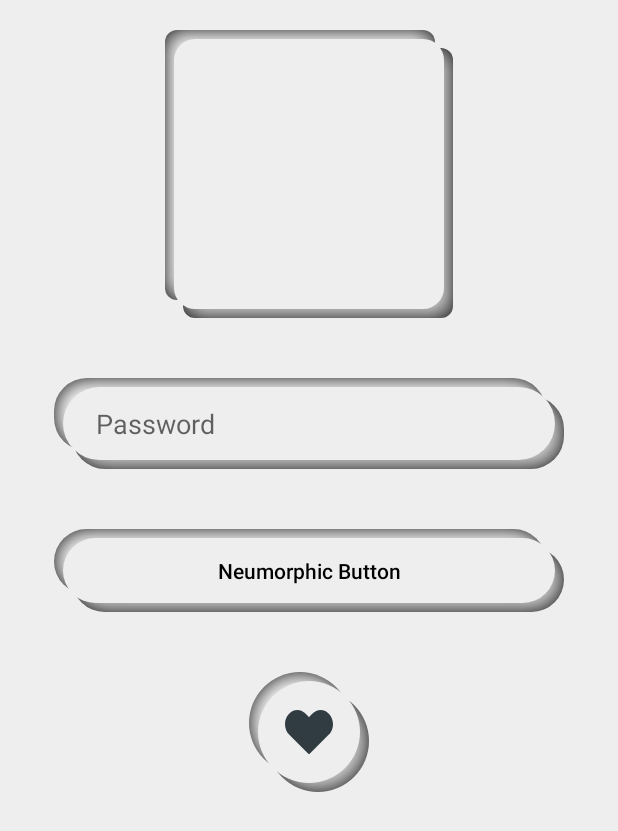
After one commit to SimformSolutionsPvtLtd/SSAndroidNeumorphicKit, an Android app: the layout activity_demo.xml on its own in the app's theme, with its tools: preview values and no code run, on a phone screen of 412 x 824 dp. The commit adds this screen. Shown: the top 831 px of the screen. Run offline under Robolectric (Android 15) with nearby library versions, the phone set to English and light mode, and no system bars.

Commit message:
Update : Demo view

```diff
--- a/demo/build.gradle
+++ b/demo/build.gradle
@@ -37,9 +37,6 @@ dependencies {
     implementation fileTree(dir: "libs", include: ["*.jar"])
     implementation project(':ssneumorphic')
 
-    implementation 'com.github.bumptech.glide:glide:4.11.0'
-    annotationProcessor 'com.github.bumptech.glide:compiler:4.11.0'
-
     implementation "org.jetbrains.kotlin:kotlin-stdlib:$kotlin_version"
     implementation 'androidx.core:core-ktx:1.3.0'
     implementation 'androidx.appcompat:appcompat:1.1.0'
--- a/demo/src/main/AndroidManifest.xml
+++ b/demo/src/main/AndroidManifest.xml
@@ -11,7 +11,7 @@
         android:roundIcon="@mipmap/ic_launcher_round"
         android:supportsRtl="true"
         android:theme="@style/AppTheme">
-        <activity android:name="com.simformsolutions.ssneumorphic.demo.MainActivity">
+        <activity android:name="com.simformsolutions.ssneumorphic.demo.DemoActivity">
             <intent-filter>
                 <action android:name="android.intent.action.MAIN" />
 
--- /dev/null
+++ b/demo/src/main/res/drawable/ic_heart.xml
@@ -0,0 +1,9 @@
+<vector xmlns:android="http://schemas.android.com/apk/res/android"
+    android:width="32dp"
+    android:height="32dp"
+    android:viewportWidth="512"
+    android:viewportHeight="512">
+    <path
+        android:fillColor="#303C42"
+        android:pathData="M378.667,21.333c-56.792,0 -103.698,52.75 -122.667,77.646c-18.969,-24.896 -65.875,-77.646 -122.667,-77.646C59.813,21.333 0,88.927 0,172c0,45.323 17.99,87.563 49.479,116.469c0.458,0.792 1.021,1.521 1.677,2.177l197.313,196.906c2.083,2.073 4.802,3.115 7.531,3.115s5.458,-1.042 7.542,-3.125L467.417,283.74l2.104,-2.042c1.667,-1.573 3.313,-3.167 5.156,-5.208c0.771,-0.76 1.406,-1.615 1.896,-2.542C499.438,245.948 512,209.833 512,172C512,88.927 452.188,21.333 378.667,21.333z" />
+</vector>
--- /dev/null
+++ b/demo/src/main/res/layout/activity_demo.xml
@@ -0,0 +1,59 @@
+<?xml version="1.0" encoding="utf-8"?>
+<androidx.constraintlayout.widget.ConstraintLayout xmlns:android="http://schemas.android.com/apk/res/android"
+    xmlns:app="http://schemas.android.com/apk/res-auto"
+    xmlns:tools="http://schemas.android.com/tools"
+    android:layout_width="match_parent"
+    android:layout_height="match_parent"
+    tools:context=".DemoActivity">
+
+    <com.simformsolutions.ssneumorphic.component.SSNeumorphicCardView
+        android:id="@+id/neumorphicCardView"
+        style="@style/Widget.SSNeumorphic.CardView"
+        android:layout_width="200dp"
+        android:layout_height="200dp"
+        android:layout_marginTop="16dp"
+        android:clickable="true"
+        android:focusable="true"
+        app:layout_constraintEnd_toEndOf="parent"
+        app:layout_constraintStart_toStartOf="parent"
+        app:layout_constraintTop_toTopOf="parent" />
+
+    <com.simformsolutions.ssneumorphic.component.SSNeumorphicEditText
+        android:id="@+id/neumorphicEditText"
+        style="@style/Widget.SSNeumorphic.EditText"
+        android:layout_width="match_parent"
+        android:layout_height="wrap_content"
+        android:layout_margin="32dp"
+        android:hint="Password"
+        app:ss_neumorphic_shapeAppearance="@style/ShapeAppearance.RoundRect"
+        app:layout_constraintEnd_toEndOf="parent"
+        app:layout_constraintStart_toStartOf="parent"
+        app:layout_constraintTop_toBottomOf="@+id/neumorphicCardView" />
+
+    <com.simformsolutions.ssneumorphic.component.SSNeumorphicButton
+        android:id="@+id/neumorphicButton"
+        style="@style/Widget.SSNeumorphic.Button"
+        android:layout_width="match_parent"
+        android:layout_height="wrap_content"
+        android:layout_margin="32dp"
+        android:text="Neumorphic Button"
+        android:textAllCaps="false"
+        app:ss_neumorphic_shapeAppearance="@style/ShapeAppearance.RoundRect"
+        app:layout_constraintEnd_toEndOf="parent"
+        app:layout_constraintStart_toStartOf="parent"
+        app:layout_constraintTop_toBottomOf="@+id/neumorphicEditText" />
+
+    <com.simformsolutions.ssneumorphic.component.SSNeumorphicFloatingActionButton
+        style="@style/Widget.SSNeumorphic.FloatingActionButton"
+        android:layout_width="wrap_content"
+        android:layout_height="wrap_content"
+        android:layout_margin="32dp"
+        android:minWidth="88dp"
+        android:minHeight="88dp"
+        android:scaleType="centerInside"
+        android:src="@drawable/ic_heart"
+        app:layout_constraintEnd_toEndOf="parent"
+        app:layout_constraintStart_toStartOf="parent"
+        app:layout_constraintTop_toBottomOf="@+id/neumorphicButton" />
+
+</androidx.constraintlayout.widget.ConstraintLayout>
--- /dev/null
+++ b/demo/src/main/res/values-notnight-v23/config.xml
@@ -0,0 +1,5 @@
+<?xml version="1.0" encoding="utf-8"?>
+<resources>
+    <bool name="use_light_status">true</bool>
+    <bool name="use_light_nav_bar">false</bool>
+</resources>
--- /dev/null
+++ b/demo/src/main/res/values-notnight-v27/config.xml
@@ -0,0 +1,5 @@
+<?xml version="1.0" encoding="utf-8"?>
+<resources>
+    <bool name="use_light_status">true</bool>
+    <bool name="use_light_nav_bar">true</bool>
+</resources>
--- /dev/null
+++ b/demo/src/main/res/values/config.xml
@@ -0,0 +1,5 @@
+<?xml version="1.0" encoding="utf-8"?>
+<resources>
+    <bool name="use_light_status">false</bool>
+    <bool name="use_light_nav_bar">false</bool>
+</resources>
--- a/demo/src/main/res/values/styles.xml
+++ b/demo/src/main/res/values/styles.xml
@@ -1,29 +1,15 @@
-<resources>
+<resources xmlns:tools="http://schemas.android.com/tools">
     <!-- Base application theme. -->
     <style name="AppTheme" parent="Theme.SSNeumorphic.DayNight.NoActionBar">
         <!-- Customize your theme here. -->
         <item name="colorPrimary">@color/colorPrimary</item>
         <item name="colorPrimaryDark">@color/colorPrimaryDark</item>
         <item name="colorAccent">@color/colorAccent</item>
-    </style>
 
-    <style name="ShapeAppearance.TabFirstButton">
-        <item name="ss_neumorphic_cornerFamily">rounded</item>
-        <item name="ss_neumorphic_cornerRadius">0dp</item>
-        <item name="ss_neumorphic_cornerRadiusTopLeft">6dp</item>
-        <item name="ss_neumorphic_cornerRadiusBottomLeft">6dp</item>
-    </style>
-
-    <style name="ShapeAppearance.TabMiddleButton">
-        <item name="ss_neumorphic_cornerFamily">rounded</item>
-        <item name="ss_neumorphic_cornerRadius">0dp</item>
-    </style>
-
-    <style name="ShapeAppearance.TabEndButton">
-        <item name="ss_neumorphic_cornerFamily">rounded</item>
-        <item name="ss_neumorphic_cornerRadius">0dp</item>
-        <item name="ss_neumorphic_cornerRadiusTopRight">6dp</item>
-        <item name="ss_neumorphic_cornerRadiusBottomRight">6dp</item>
+        <item name="android:windowLightStatusBar" tools:targetApi="m">@bool/use_light_status</item>
+        <item name="android:statusBarColor">@android:color/transparent</item>
+        <item name="android:navigationBarColor">@color/ss_neumorphic_background</item>
+        <item name="android:windowLightNavigationBar" tools:targetApi="o_mr1">@bool/use_light_nav_bar</item>
     </style>
 
     <style name="ShapeAppearance.Circular">
@@ -31,9 +17,9 @@
         <item name="ss_neumorphic_cornerRadius">0dp</item>
     </style>
 
-    <style name="ShapeAppearance.Rect">
+    <style name="ShapeAppearance.RoundRect">
         <item name="ss_neumorphic_cornerFamily">rounded</item>
-        <item name="ss_neumorphic_cornerRadius">0dp</item>
+        <item name="ss_neumorphic_cornerRadius">22dp</item>
     </style>
 
 
```
Also changed, not shown: demo/src/main/java/com/simformsolutions/ssneumorphic/demo/DemoActivity.kt (added, +12 -0 lines), demo/src/main/java/com/simformsolutions/ssneumorphic/demo/MainActivity.kt (deleted, +0 -29 lines), demo/src/main/res/drawable-v24/ic_filter.xml (deleted, +0 -10 lines), demo/src/main/res/drawable/background_drawable.xml (deleted, +0 -7 lines), demo/src/main/res/layout/activity_main.xml (deleted, +0 -122 lines), demo/src/main/res/drawable/profile.png (deleted).
